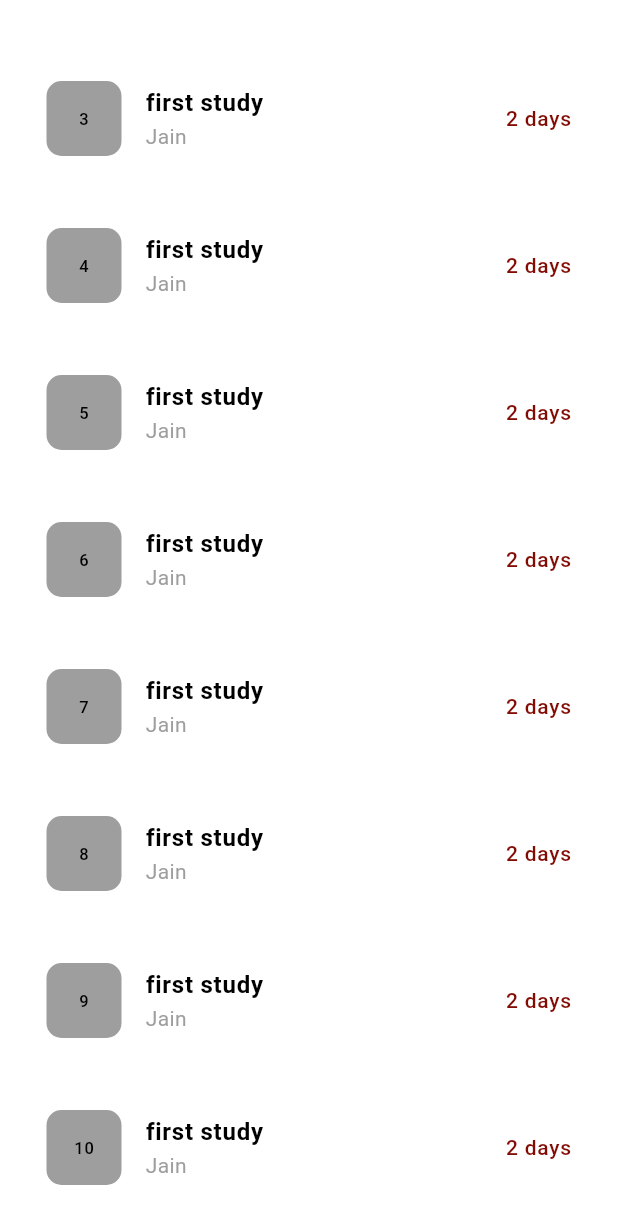
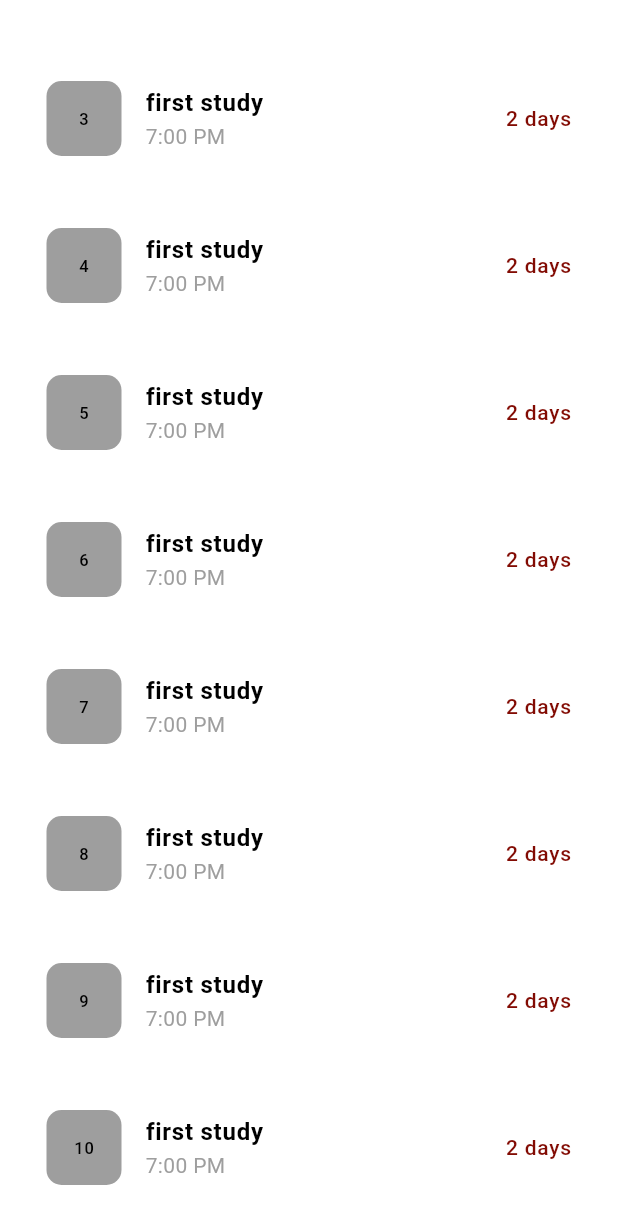
Before and after one commit to abhijithms1213/ReviewRush, a Flutter app: the ScreenSubjectBased screen opened directly, scrolled down 527 dp, on a phone screen of 412 x 824 dp. Shown: the top 1224 px of the screen. Run offline on Flutter 3.47's test engine with Material 3 defaults, Android fonts, the phone set to English and light mode, and no system bars; our stand-ins replace google_fonts.

```diff
--- /dev/null
+++ b/reviewrush/lib/features/chat_ui/data/datasources/chat_ui_local_data_source.dart
@@ -0,0 +1 @@
+// LocalDataSource file
--- /dev/null
+++ b/reviewrush/lib/features/chat_ui/data/datasources/chat_ui_remote_data_source.dart
@@ -0,0 +1 @@
+// RemoteDataSource file
--- /dev/null
+++ b/reviewrush/lib/features/chat_ui/data/models/chat_ui_model.dart
@@ -0,0 +1 @@
+// Model file
--- /dev/null
+++ b/reviewrush/lib/features/chat_ui/data/repositories/chat_ui_repository_impl.dart
@@ -0,0 +1 @@
+// Repository Implementation file
--- /dev/null
+++ b/reviewrush/lib/features/chat_ui/domain/entities/chat_ui_entity.dart
@@ -0,0 +1 @@
+// Entity file
--- /dev/null
+++ b/reviewrush/lib/features/chat_ui/domain/repositories/chat_ui_repository.dart
@@ -0,0 +1 @@
+// Repository Interface file
--- /dev/null
+++ b/reviewrush/lib/features/chat_ui/domain/usecases/chat_ui_use_case.dart
@@ -0,0 +1 @@
+// Use Case file
--- /dev/null
+++ b/reviewrush/lib/features/chat_ui/presentation/blocs/chat_ui_bloc.dart
@@ -0,0 +1 @@
+// BLoC file
--- /dev/null
+++ b/reviewrush/lib/features/chat_ui/presentation/screens/chat_ui_screen.dart
@@ -0,0 +1 @@
+// Screen file
--- /dev/null
+++ b/reviewrush/lib/features/chat_ui/presentation/widgets/chat_ui_widget.dart
@@ -0,0 +1 @@
+// Widget file
--- a/reviewrush/lib/features/home/presentation/screens/subject_list_screen.dart
+++ b/reviewrush/lib/features/home/presentation/screens/subject_list_screen.dart
@@ -1,6 +1,7 @@
 import 'package:flutter/material.dart';
 import 'package:google_fonts/google_fonts.dart';
 import 'package:reviewrush/core/constants/spacing.dart';
+import 'package:reviewrush/features/home/presentation/widgets/tile_of_date_based.dart';
 
 class ScreenSubjectBased extends StatelessWidget {
   const ScreenSubjectBased({super.key});
@@ -151,7 +152,7 @@ class ScreenSubjectBased extends StatelessWidget {
                   itemBuilder: (context, index) {
                     return WidgetSubByDatesTiles(
                       title: 'first study',
-                      subtitle: 'Jain',
+                      subtitle: '7:00 PM',
                       dayCountByNumber: index + 1,
                       daysPassedCount: '2 days',
                       bgColorOFCount: Colors.grey,
@@ -166,63 +167,3 @@ class ScreenSubjectBased extends StatelessWidget {
     );
   }
 }
-
-class WidgetSubByDatesTiles extends StatelessWidget {
-  final String title;
-  final String subtitle;
-  final int dayCountByNumber;
-  final String daysPassedCount;
-  final Color bgColorOFCount;
-
-  const WidgetSubByDatesTiles({
-    super.key,
-    required this.title,
-    required this.subtitle,
-    required this.dayCountByNumber,
-    required this.daysPassedCount,
-    required this.bgColorOFCount,
-  });
-
-  @override
-  Widget build(BuildContext context) {
-    return Padding(
-      padding: const EdgeInsets.symmetric(vertical: 8.0),
-      child: ListTile(
-        contentPadding: const EdgeInsets.symmetric(horizontal: 16),
-        leading: Container(
-          width: 50,
-          height: 50,
-          decoration: BoxDecoration(
-            borderRadius: BorderRadius.circular(10),
-            color: bgColorOFCount,
-          ),
-          child: Center(
-            child: Text(dayCountByNumber.toString()),
-          ),
-        ),
-        title: Text(
-          title,
-          style: const TextStyle(
-            fontSize: 16,
-            fontWeight: FontWeight.bold,
-            color: Colors.black,
-          ),
-        ),
-        subtitle: Text(
-          subtitle,
-          style: const TextStyle(
-            fontSize: 14,
-            color: Colors.grey,
-          ),
-        ),
-        trailing: Text(
-          daysPassedCount,
-          style: const TextStyle(
-            fontSize: 14,
-            color: Color.fromARGB(255, 130, 11, 3),
-          ),
-        ),
-      ),
-    );
-  }
-}
```
